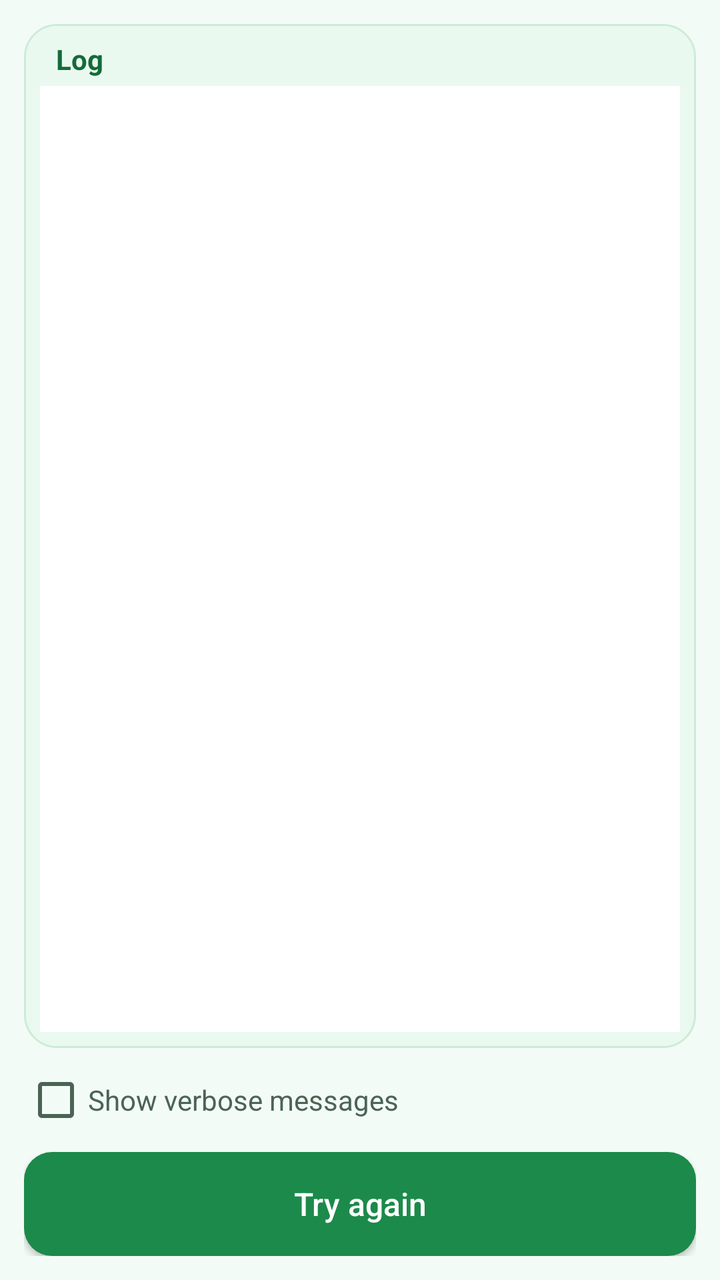
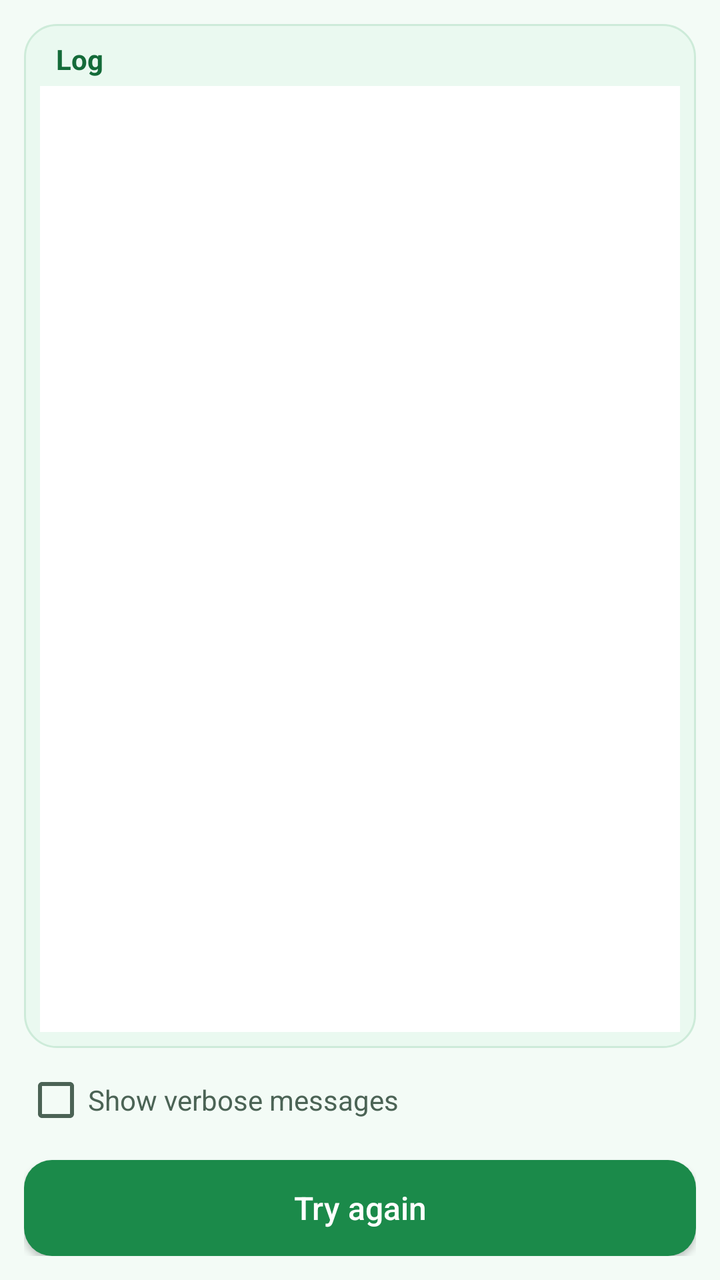

Two renders of the same Android screen: before a commit and after it. Below are the layout's source before the change and the commit's diff.
<!-- AndroidManifest.xml: application theme AppBaseTheme -->
<!-- res/layout/debug_activity.xml -->
<?xml version="1.0" encoding="utf-8"?>
<LinearLayout
    xmlns:android="http://schemas.android.com/apk/res/android"
    android:layout_width="match_parent"
    android:layout_height="match_parent"
    android:orientation="vertical"
    android:background="@color/bgSecondary"
    android:padding="12dp">

    <LinearLayout
        android:layout_width="match_parent"
        android:layout_height="0dp"
        android:layout_weight="1"
        android:orientation="vertical"
        android:background="@drawable/bg_card"
        android:padding="8dp">

        <TextView
            android:layout_width="match_parent"
            android:layout_height="wrap_content"
            android:text="@string/log"
            android:textColor="@color/colorPrimaryDark"
            android:textStyle="bold"
            android:textSize="14sp"
            android:paddingLeft="8dp"
            android:paddingRight="8dp"
            android:paddingBottom="4dp" />

        <androidx.recyclerview.widget.RecyclerView
            android:id="@+id/text_messages"
            android:clipToPadding="false"
            android:padding="8dp"
            android:layout_width="match_parent"
            android:layout_height="0dp"
            android:layout_weight="1"
            android:scrollbars="vertical"
            android:background="@color/bgPrimary" />
    </LinearLayout>

    <CheckBox
        android:layout_width="match_parent"
        android:layout_height="wrap_content"
        android:text="@string/show_debug_log"
        android:textColor="@color/textSecondary"
        android:layout_marginTop="10dp"
        android:layout_marginBottom="10dp"
        android:onClick="show_debug_log" />

    <Button
        android:id="@+id/button_connect"
        android:layout_width="match_parent"
        android:layout_height="wrap_content"
        android:minHeight="52dp"
        android:onClick="button_connect"
        android:text="@string/retry"
        android:background="@drawable/bg_button_primary"
        android:textColor="@color/textOnPrimary"
        android:textAllCaps="false"
        android:textSize="16sp" />

</LinearLayout>
<!-- resources referenced by this layout -->
<resources>
  <color name="bgPrimary">#FFFFFF</color>
  <color name="bgSecondary">#F3FBF6</color>
  <color name="colorPrimaryDark">#146B39</color>
  <color name="textOnPrimary">#FFFFFF</color>
  <color name="textSecondary">#4B6355</color>
  <!-- drawable bg_button_primary (drawable) -->
  <?xml version="1.0" encoding="utf-8"?>
  <selector xmlns:android="http://schemas.android.com/apk/res/android">
      <item android:state_pressed="true">
          <shape android:shape="rectangle">
              <solid android:color="@color/buttonPrimaryPressed" />
              <corners android:radius="14dp" />
          </shape>
      </item>
      <item>
          <shape android:shape="rectangle">
              <solid android:color="@color/buttonPrimary" />
              <corners android:radius="14dp" />
          </shape>
      </item>
  </selector>
  <!-- drawable bg_card (drawable) -->
  <?xml version="1.0" encoding="utf-8"?>
  <shape xmlns:android="http://schemas.android.com/apk/res/android" android:shape="rectangle">
      <solid android:color="@color/bgCard" />
      <corners android:radius="16dp" />
      <stroke android:width="1dp" android:color="@color/divider" />
  </shape>
  <string name="log">Log</string>
  <string name="retry">Try again</string>
  <string name="show_debug_log">Show verbose messages</string>
  <color name="buttonPrimaryPressed">#146B39</color>
  <color name="buttonPrimary">#1B8A4A</color>
  <color name="bgCard">#EAF9F0</color>
  <color name="divider">#CDEBD9</color>
  <color name="colorPrimary">#1B8A4A</color>
  <color name="colorAccent">#22C55E</color>
  <style name="ActionBarGreen" parent="Widget.AppCompat.Light.ActionBar.Solid.Inverse">
          <item name="background">@color/colorPrimary</item>
          <item name="titleTextStyle">@style/ActionBarGreenTitle</item>
      </style>
  <style name="WifiMetroButton" parent="Widget.AppCompat.Button">
          <item name="android:background">@drawable/bg_button_primary</item>
          <item name="android:textColor">@color/textOnPrimary</item>
          <item name="android:textAllCaps">false</item>
          <item name="android:paddingLeft">16dp</item>
          <item name="android:paddingRight">16dp</item>
          <item name="android:minHeight">48dp</item>
      </style>
  <color name="textPrimary">#1A2E24</color>
  <style name="ActionBarGreenTitle" parent="TextAppearance.AppCompat.Widget.ActionBar.Title.Inverse">
          <item name="android:textColor">@color/textOnPrimary</item>
          <item name="android:textSize">18sp</item>
      </style>
  <style name="WifiMetroPreference" parent="Preference.Material">
          <item name="iconSpaceReserved">false</item>
      </style>
  <style name="WifiMetroPreference.CheckBox" parent="Preference.CheckBoxPreference.Material">
          <item name="iconSpaceReserved">false</item>
      </style>
  <style name="WifiMetroPreference.Category" parent="Preference.Category.Material">
          <item name="iconSpaceReserved">false</item>
      </style>
  <style name="WifiMetroPreference.EditText" parent="Preference.DialogPreference.EditTextPreference.Material">
          <item name="iconSpaceReserved">false</item>
      </style>
  <style name="WifiMetroPreference.Dialog" parent="Preference.DialogPreference.Material">
          <item name="iconSpaceReserved">false</item>
      </style>
  <style name="WifiMetroPreference.Screen" parent="Preference.PreferenceScreen.Material">
          <item name="iconSpaceReserved">false</item>
      </style>
  <!-- unchanged entries left out for length: 2 -->
</resources>

<!-- the commit's change to res/layout/debug_activity.xml (unified diff, before → after) -->
@@ -50,7 +50,9 @@
         android:id="@+id/button_connect"
         android:layout_width="match_parent"
         android:layout_height="wrap_content"
-        android:minHeight="52dp"
+        android:layout_marginTop="4dp"
+        android:minHeight="48dp"
+        android:maxHeight="56dp"
         android:onClick="button_connect"
         android:text="@string/retry"
         android:background="@drawable/bg_button_primary"
<!-- resource entries referenced after the edit -->
@@ -48,6 +48,7 @@
           <item name="android:paddingLeft">16dp</item>
           <item name="android:paddingRight">16dp</item>
           <item name="android:minHeight">48dp</item>
+          <item name="android:minWidth">0dp</item>
       </style>
   <color name="textPrimary">#1A2E24</color>
   <style name="ActionBarGreenTitle" parent="TextAppearance.AppCompat.Widget.ActionBar.Title.Inverse">
